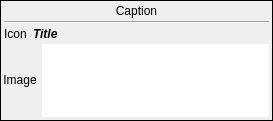
Old version of the form src/plugins/notifications/notifywidget.ui in the repository vacuum-im/vacuum-im.
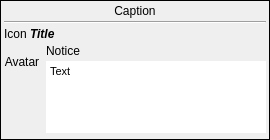
New version of the form. Custom widgets are drawn as their Qt base class.

```diff
--- a/src/plugins/notifications/notifywidget.ui
+++ b/src/plugins/notifications/notifywidget.ui
@@ -1,31 +1,22 @@
 <?xml version="1.0" encoding="UTF-8"?>
 <ui version="4.0">
  <class>NotifyWidgetClass</class>
- <widget class="QWidget" name="NotifyWidgetClass">
+ <widget class="QFrame" name="NotifyWidgetClass">
   <property name="geometry">
    <rect>
     <x>0</x>
     <y>0</y>
-    <width>273</width>
-    <height>121</height>
+    <width>270</width>
+    <height>140</height>
    </rect>
   </property>
-  <layout class="QVBoxLayout" name="verticalLayout_2">
-   <property name="spacing">
-    <number>0</number>
-   </property>
-   <property name="margin">
-    <number>0</number>
-   </property>
-   <item>
-    <widget class="QFrame" name="frmWindowFrame">
+  <property name="autoFillBackground">
+   <bool>true</bool>
+  </property>
      <property name="frameShape">
       <enum>QFrame::Box</enum>
      </property>
-     <property name="lineWidth">
-      <number>1</number>
-     </property>
-     <layout class="QVBoxLayout" name="verticalLayout">
+  <layout class="QVBoxLayout" name="verticalLayout_2">
       <property name="spacing">
        <number>3</number>
       </property>
@@ -46,14 +37,17 @@
        </widget>
       </item>
       <item>
-       <widget class="Line" name="line">
+    <widget class="Line" name="hlnCaptionLine">
         <property name="orientation">
          <enum>Qt::Horizontal</enum>
         </property>
        </widget>
       </item>
       <item>
-       <layout class="QHBoxLayout" name="horizontalLayout_2">
+    <layout class="QHBoxLayout" name="hltTitleLayout">
+     <property name="spacing">
+      <number>3</number>
+     </property>
         <item>
          <widget class="QLabel" name="lblIcon">
           <property name="text">
@@ -90,40 +84,66 @@
        </layout>
       </item>
       <item>
-       <layout class="QHBoxLayout" name="horizontalLayout">
+    <layout class="QHBoxLayout" name="hltBodyLayout">
         <item>
-         <widget class="QLabel" name="lblImage">
+      <layout class="QVBoxLayout" name="vltAvatarLayout">
+       <property name="spacing">
+        <number>0</number>
+       </property>
+       <item>
+        <widget class="QLabel" name="lblAvatar">
           <property name="enabled">
            <bool>true</bool>
           </property>
           <property name="minimumSize">
            <size>
-            <width>32</width>
-            <height>32</height>
-           </size>
-          </property>
-          <property name="maximumSize">
-           <size>
-            <width>32</width>
-            <height>32</height>
+           <width>36</width>
+           <height>36</height>
            </size>
           </property>
           <property name="text">
-           <string notr="true">Image</string>
+          <string notr="true">Avatar</string>
           </property>
           <property name="textFormat">
            <enum>Qt::PlainText</enum>
           </property>
           <property name="alignment">
            <set>Qt::AlignCenter</set>
+         </property>
+        </widget>
+       </item>
+       <item>
+        <spacer name="verticalSpacer">
+         <property name="orientation">
+          <enum>Qt::Vertical</enum>
+         </property>
+         <property name="sizeHint" stdset="0">
+          <size>
+           <width>20</width>
+           <height>0</height>
+          </size>
+         </property>
+        </spacer>
+       </item>
+      </layout>
+     </item>
+     <item>
+      <layout class="QVBoxLayout" name="vltTextLayout">
+       <property name="spacing">
+        <number>3</number>
+       </property>
+       <item>
+        <widget class="QLabel" name="lblNotice">
+         <property name="text">
+          <string notr="true">Notice</string>
+         </property>
+         <property name="textFormat">
+          <enum>Qt::PlainText</enum>
           </property>
          </widget>
         </item>
         <item>
          <widget class="NotifyTextBrowser" name="ntbText">
-          <property name="cursor" stdset="0">
-           <cursorShape>PointingHandCursor</cursorShape>
-          </property>
           <property name="focusPolicy">
            <enum>Qt::NoFocus</enum>
           </property>
@@ -136,6 +156,13 @@
           <property name="horizontalScrollBarPolicy">
            <enum>Qt::ScrollBarAlwaysOff</enum>
           </property>
+         <property name="html">
+          <string notr="true">&lt;!DOCTYPE HTML PUBLIC &quot;-//W3C//DTD HTML 4.0//EN&quot; &quot;http://www.w3.org/TR/REC-html40/strict.dtd&quot;&gt;
+&lt;html&gt;&lt;head&gt;&lt;meta name=&quot;qrichtext&quot; content=&quot;1&quot; /&gt;&lt;style type=&quot;text/css&quot;&gt;
+p, li { white-space: pre-wrap; }
+&lt;/style&gt;&lt;/head&gt;&lt;body style=&quot; font-family:'MS Shell Dlg 2'; font-size:8.25pt; font-weight:400; font-style:normal;&quot;&gt;
+&lt;p style=&quot; margin-top:0px; margin-bottom:0px; margin-left:0px; margin-right:0px; -qt-block-indent:0; text-indent:0px;&quot;&gt;&lt;span style=&quot; font-size:8pt;&quot;&gt;Text&lt;/span&gt;&lt;/p&gt;&lt;/body&gt;&lt;/html&gt;</string>
+         </property>
           <property name="textInteractionFlags">
            <set>Qt::NoTextInteraction</set>
           </property>
@@ -144,10 +171,12 @@
           </property>
          </widget>
         </item>
+       <item>
+        <widget class="QWidget" name="wdtButtons" native="true"/>
+       </item>
        </layout>
       </item>
      </layout>
-    </widget>
    </item>
   </layout>
  </widget>
```
Lines whose indentation alone changed are shown as unchanged.
